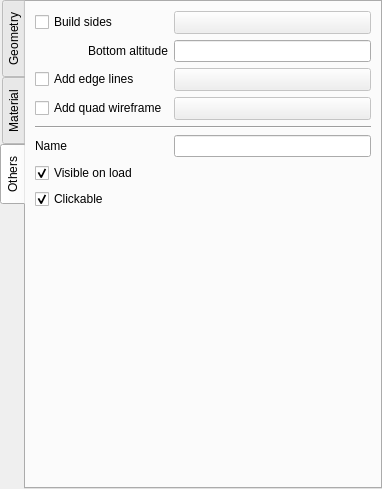
minorua/Qgis2threejs, file gui/ui/demproperties.ui: the form before one commit.
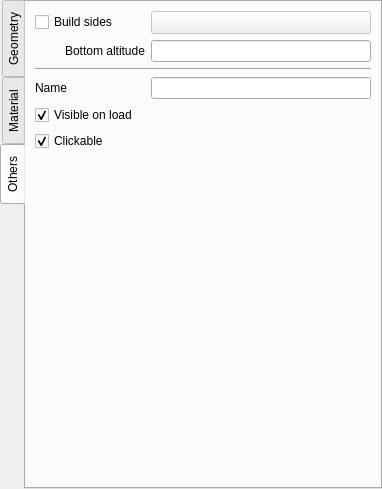
The form after the commit. The open tabs and pages were chosen to show the change. Custom widgets are drawn as their Qt base class.

Commit message: remove edges and quad wireframe options from DEM properties dialog

Diff of the .ui file:
```diff
--- a/gui/ui/demproperties.ui
+++ b/gui/ui/demproperties.ui
@@ -672,23 +672,20 @@
        <string>Others</string>
       </attribute>
       <layout class="QGridLayout" name="gridLayout">
-       <item row="2" column="1">
-        <widget class="QgsColorButton" name="colorButton_Edge">
-         <property name="enabled">
-          <bool>false</bool>
+       <item row="5" column="0" colspan="2">
+        <widget class="QCheckBox" name="checkBox_Clickable">
+         <property name="text">
+          <string>Clickable</string>
          </property>
-         <property name="sizePolicy">
-          <sizepolicy hsizetype="Preferred" vsizetype="Fixed">
-           <horstretch>0</horstretch>
-           <verstretch>0</verstretch>
-          </sizepolicy>
+         <property name="checked">
+          <bool>true</bool>
          </property>
         </widget>
        </item>
-       <item row="0" column="0">
-        <widget class="QCheckBox" name="checkBox_Sides">
-         <property name="text">
-          <string>Build sides</string>
+       <item row="2" column="0" colspan="2">
+        <widget class="Line" name="line">
+         <property name="orientation">
+          <enum>Qt::Orientation::Horizontal</enum>
          </property>
         </widget>
        </item>
@@ -708,20 +705,6 @@
          </property>
         </widget>
        </item>
-       <item row="3" column="0">
-        <widget class="QCheckBox" name="checkBox_Wireframe">
-         <property name="text">
-          <string>Add quad wireframe</string>
-         </property>
-        </widget>
-       </item>
-       <item row="2" column="0">
-        <widget class="QCheckBox" name="checkBox_Frame">
-         <property name="text">
-          <string>Add edge lines</string>
-         </property>
-        </widget>
-       </item>
        <item row="1" column="0">
         <widget class="QLabel" name="label_Bottom">
          <property name="text">
@@ -732,56 +715,7 @@
          </property>
         </widget>
        </item>
-       <item row="5" column="0">
-        <widget class="QLabel" name="label">
-         <property name="minimumSize">
-          <size>
-           <width>110</width>
-           <height>0</height>
-          </size>
-         </property>
-         <property name="text">
-          <string>Name</string>
-         </property>
-        </widget>
-       </item>
-       <item row="5" column="1">
-        <widget class="QLineEdit" name="lineEdit_Name"/>
-       </item>
-       <item row="3" column="1">
-        <widget class="QgsColorButton" name="colorButton_Wireframe">
-         <property name="enabled">
-          <bool>false</bool>
-         </property>
-         <property name="sizePolicy">
-          <sizepolicy hsizetype="Preferred" vsizetype="Fixed">
-           <horstretch>0</horstretch>
-           <verstretch>0</verstretch>
-          </sizepolicy>
-         </property>
-        </widget>
-       </item>
        <item row="6" column="0" colspan="2">
-        <widget class="QCheckBox" name="checkBox_Visible">
-         <property name="text">
-          <string>Visible on load</string>
-         </property>
-         <property name="checked">
-          <bool>true</bool>
-         </property>
-        </widget>
-       </item>
-       <item row="7" column="0" colspan="2">
-        <widget class="QCheckBox" name="checkBox_Clickable">
-         <property name="text">
-          <string>Clickable</string>
-         </property>
-         <property name="checked">
-          <bool>true</bool>
-         </property>
-        </widget>
-       </item>
-       <item row="8" column="0" colspan="2">
         <spacer name="verticalSpacer_3">
          <property name="orientation">
           <enum>Qt::Orientation::Vertical</enum>
@@ -794,10 +728,36 @@
          </property>
         </spacer>
        </item>
+       <item row="0" column="0">
+        <widget class="QCheckBox" name="checkBox_Sides">
+         <property name="text">
+          <string>Build sides</string>
+         </property>
+        </widget>
+       </item>
+       <item row="3" column="0">
+        <widget class="QLabel" name="label">
+         <property name="minimumSize">
+          <size>
+           <width>110</width>
+           <height>0</height>
+          </size>
+         </property>
+         <property name="text">
+          <string>Name</string>
+         </property>
+        </widget>
+       </item>
+       <item row="3" column="1">
+        <widget class="QLineEdit" name="lineEdit_Name"/>
+       </item>
        <item row="4" column="0" colspan="2">
-        <widget class="Line" name="line">
-         <property name="orientation">
-          <enum>Qt::Orientation::Horizontal</enum>
+        <widget class="QCheckBox" name="checkBox_Visible">
+         <property name="text">
+          <string>Visible on load</string>
+         </property>
+         <property name="checked">
+          <bool>true</bool>
          </property>
         </widget>
        </item>
```
Left out of the diff: 36 changed lines with no effect on the pictures. The commit also changes 6 other files.
